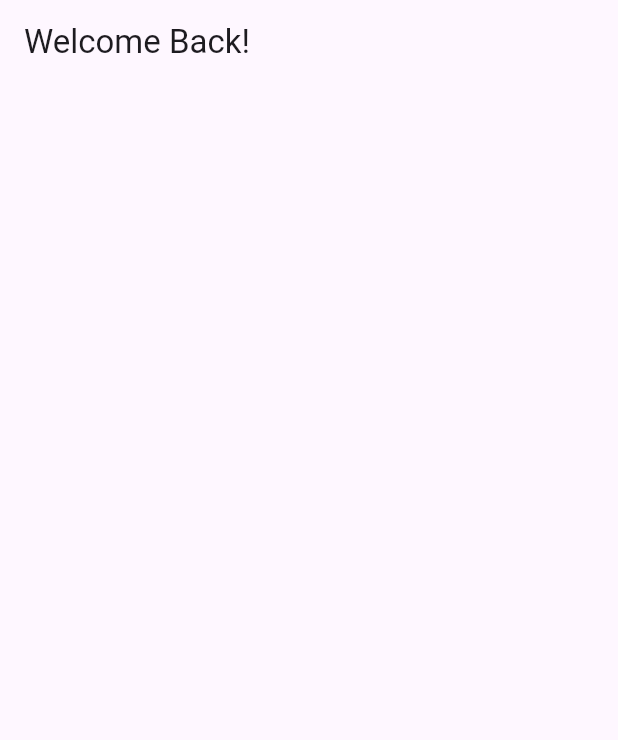
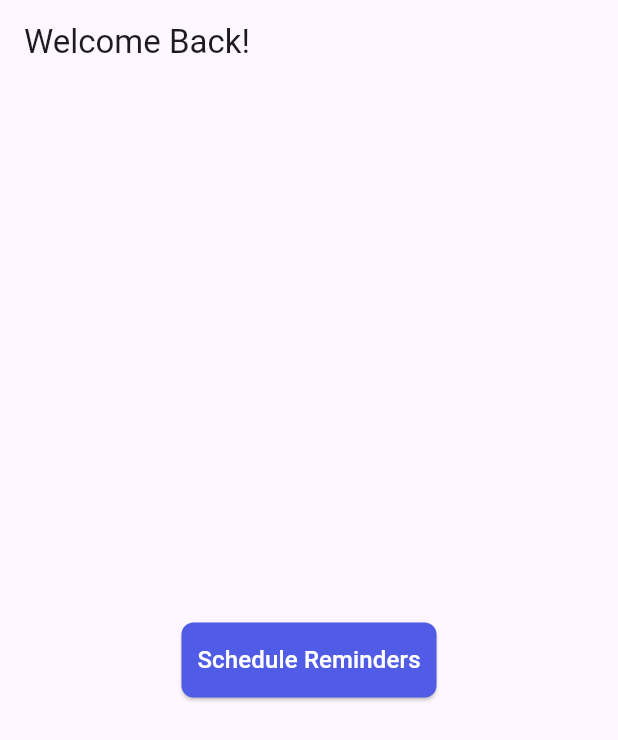
Before and after one commit to kxnalpk/hydrate, a Flutter app: the screen it shows after launch, after a tap on "Next", after a tap on "Skip", on a phone screen of 412 x 824 dp. Shown: the top 740 px of the screen. Run offline on Flutter 3.47's test engine with Material 3 defaults, Android fonts, the phone set to English and light mode, and no system bars; our stand-ins replace flutter_local_notifications, shared_preferences.

Commit message:
Scheduled Reminders

```diff
--- a/lib/home.dart
+++ b/lib/home.dart
@@ -1,7 +1,21 @@
+import 'package:e/notifications/notifs.dart';
 import 'package:flutter/material.dart';
 
-class Home extends StatelessWidget {
-  const Home({super.key});
+class MainApp extends StatefulWidget {
+  const MainApp({Key? key}) : super(key: key);
+
+  @override
+  _MainAppState createState() => _MainAppState();
+}
+
+class _MainAppState extends State<MainApp> {
+  NotificationServices notificationServices = NotificationServices();
+
+  @override
+  void initState() {
+    super.initState();
+    notificationServices.initialiseNotifications();
+  }
 
   @override
   Widget build(BuildContext context) {
@@ -9,6 +23,33 @@ class Home extends StatelessWidget {
       appBar: AppBar(
         title: const Text("Welcome Back!"),
       ),
+      body: SizedBox(
+        width: double.infinity,
+        child: Column(
+          mainAxisAlignment: MainAxisAlignment.center,
+          children: [
+ElevatedButton(
+  onPressed: () {
+    notificationServices.sendNotification('It\'s time to drink water!', 'Reminder Number: 2');
+    },
+  style: ElevatedButton.styleFrom(
+    backgroundColor: const Color.fromRGBO(80, 91, 230, 1),
+    foregroundColor: Colors.white,
+    shape: RoundedRectangleBorder(
+      borderRadius: BorderRadius.circular(8),
+    ),
+    minimumSize: Size(170, 50),
+    padding: EdgeInsets.all(10),
+  ),
+  child: const Text(
+    "Schedule Reminders",
+    style: TextStyle(fontSize: 16),
+  ),
+)
+
+          ],
+        ),
+      ),
     );
   }
 }
--- a/lib/main.dart
+++ b/lib/main.dart
@@ -32,7 +32,7 @@
       theme: ThemeData(
         primarySwatch: Colors.blue,
       ),
-      home: isviewed != 0 ? const OnBoarding() : const Home(),
+      home: isviewed != 0 ? const OnBoarding() : const MainApp(),
     );
   }
 }
--- /dev/null
+++ b/lib/notifications/notifs.dart
@@ -0,0 +1,48 @@
+import 'dart:async';
+import 'package:flutter_local_notifications/flutter_local_notifications.dart';
+
+class NotificationServices {
+  final FlutterLocalNotificationsPlugin _flutterLocalNotificationsPlugin =
+      FlutterLocalNotificationsPlugin();
+
+  final AndroidInitializationSettings _androidInitializationSettings =
+      const AndroidInitializationSettings('yes');
+
+  void initialiseNotifications() async {
+    InitializationSettings initializationSettings = InitializationSettings(
+      android: _androidInitializationSettings,
+    );
+
+    await _flutterLocalNotificationsPlugin.initialize(initializationSettings);
+  }
+
+  void sendNotification(String title, String body) async {
+    AndroidNotificationDetails androidNotificationDetails =
+        const AndroidNotificationDetails(
+      'channelId',
+      'channelName',
+      importance: Importance.max,
+      priority: Priority.high,
+    );
+
+    NotificationDetails notificationDetails = NotificationDetails(
+      android: androidNotificationDetails,
+    );
+
+    await _flutterLocalNotificationsPlugin.show(
+      0,
+      title,
+      body,
+      notificationDetails,
+    );
+
+    Timer.periodic(const Duration(hours: 1), (Timer timer) async {
+      await _flutterLocalNotificationsPlugin.show(
+        timer.tick,
+        title,
+        body,
+        notificationDetails,
+      );
+    });
+  }
+}
--- a/lib/onboarding/onboarding.dart
+++ b/lib/onboarding/onboarding.dart
@@ -32,14 +32,14 @@ class _OnBoardState extends State<OnBoarding> {
   late PageController _pageController;
   List<OnboardingPages> screens = <OnboardingPages>[
     OnboardingPages(
-      heading: "Since you're here, it means you also forget to drink water.",
+      heading: "Don't remember to drink water?",
       paragraph:
           "Don't worry. you are at the right place! Myself Kunal and have created this application to remind you (and myself) to drink water!",
       background: Colors.white,
       button: const Color.fromRGBO(80, 91, 230, 1),
     ),
     OnboardingPages(
-      heading: "We are done setting up things, click next to continue!",
+      heading: "You are almost done!",
       paragraph: "Great! We have configured the application for you! We'll send you a notification when it's the time to drink water!",
       background: const Color.fromRGBO(80, 91, 230, 1),
       button: Colors.white,
@@ -82,7 +82,7 @@ class _OnBoardState extends State<OnBoarding> {
             onPressed: () {
               _storeOnboardInfo();
               Navigator.pushReplacement(
-                  context, MaterialPageRoute(builder: (context) => const Home()));
+                  context, MaterialPageRoute(builder: (context) => const MainApp()));
             },
             child: Text(
               "Skip",
@@ -122,18 +122,14 @@ class _OnBoardState extends State<OnBoarding> {
                     },
                   ),
                 ),
-                Container(
-                  padding:
-                      const EdgeInsets.symmetric(vertical: 20.0),
-                  child: Text(
+                Text(
                   screens[index].heading,
                   textAlign: TextAlign.center,
                   style: TextStyle(
-                      fontSize: 25.0,
+                    fontSize: 35,
                     fontWeight: FontWeight.bold,
                     fontFamily: 'Poppins',
                     color: index % 2 == 0 ? Colors.black : Colors.white,
-                    ),
                   ),
                 ),
                 Container(
@@ -157,7 +153,7 @@ class _OnBoardState extends State<OnBoarding> {
                       await _storeOnboardInfo();
                       // ignore: use_build_context_synchronously
                       Navigator.pushReplacement(context,
-                          MaterialPageRoute(builder: (context) => const Home()));
+                          MaterialPageRoute(builder: (context) => const MainApp()));
                     }
 
                     _pageController.jumpToPage(index + 1);
--- a/pubspec.yaml
+++ b/pubspec.yaml
@@ -31,6 +31,8 @@ dependencies:
   flutter:
     sdk: flutter
   shared_preferences: ^2.0.5
+  flutter_local_notifications: ^9.7.0
+  timezone: ^0.8.0
 
 
   # The following adds the Cupertino Icons font to your application.
@@ -46,7 +48,7 @@ dev_dependencies:
   # activated in the `analysis_options.yaml` file located at the root of your
   # package. See that file for information about deactivating specific lint
   # rules and activating additional ones.
-  flutter_lints: ^2.0.0
+  flutter_lints: ^3.0.1
 
 # For information on the generic Dart part of this file, see the
 # following page: https://dart.dev/tools/pub/pubspec
```
Also changed, not shown: pubspec.lock, 3 other files. Lines whose indentation alone changed are shown as unchanged.
